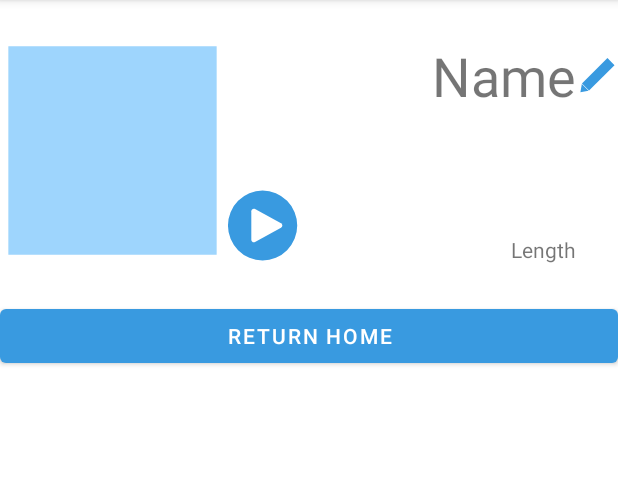
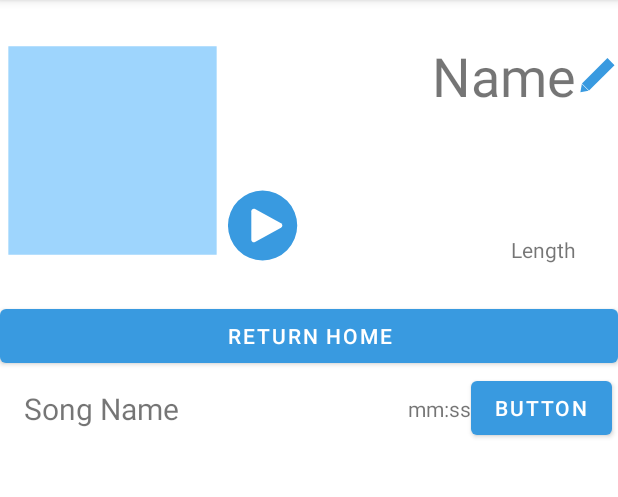
Before and after one commit to TristanStreich/GrooveMood, an Android app: the ViewPlaylistScreen screen opened directly, with no data from a screen before it, on a phone screen of 412 x 824 dp, the part 84-581 px from its top. Run offline under Robolectric (Android 15) with nearby library versions, the phone set to English and light mode, and no system bars; 5 statements that could not run were skipped.

Commit message:
made basic song bar

```diff
--- a/app/src/main/java/com/example/groovemood/MainActivity.java
+++ b/app/src/main/java/com/example/groovemood/MainActivity.java
@@ -140,42 +140,10 @@ public class MainActivity extends AppCompatActivity {
 
     //navigates to the ViewPlaylist Screen for the given playlist
     public void viewPlaylist(Playlist playlist){
-        //TODO
         Intent playlistScreenIntent = new Intent(this, ViewPlaylistScreen.class);
         startActivity(playlistScreenIntent);
 
         ViewPlaylistScreen.thisPlaylist = playlist;
     }
 
-    //opens the song options popup menu at the location of BUTTON
-    public void openSongOptions(View button){
-        openPopUp(button,R.menu.song_options_popup, new PopupMenu.OnMenuItemClickListener() {
-            @Override
-            public boolean onMenuItemClick(MenuItem menuItem) {
-                switch (menuItem.getItemId()){
-                    case R.id.queue:
-                        Toast.makeText(button.getContext(),
-                                "TODO: Queue Song", Toast.LENGTH_SHORT).show();
-                        return true;
-                    case R.id.removeSong:
-                        Toast.makeText(button.getContext(),
-                                "TODO: Remove Song", Toast.LENGTH_SHORT).show();
-                        return true;
-                    default:
-                        return false;
-                }
-            }
-        });
-    }
-
-    //Opens a pupup menu at the location of BUTTON.
-    //The popup menu is specified by ID
-    //The actions of the menu are specified by clickListener
-    public void openPopUp(View button, int ID, PopupMenu.OnMenuItemClickListener clickListener){
-        PopupMenu menu = new PopupMenu(this, button);
-        menu.inflate(ID);
-        menu.setOnMenuItemClickListener(clickListener);
-        menu.show();
-    }
-
 }
--- a/app/src/main/java/com/example/groovemood/Playlist.java
+++ b/app/src/main/java/com/example/groovemood/Playlist.java
@@ -1,4 +1,6 @@
 package com.example.groovemood;
+
+import android.widget.Toast;
 
 import java.util.ArrayList;
 import java.util.Collection;
--- a/app/src/main/java/com/example/groovemood/ViewPlaylistScreen.java
+++ b/app/src/main/java/com/example/groovemood/ViewPlaylistScreen.java
@@ -3,7 +3,12 @@ package com.example.groovemood;
 import androidx.appcompat.app.AppCompatActivity;
 
 import android.os.Bundle;
+import android.view.LayoutInflater;
+import android.view.MenuItem;
 import android.view.View;
+import android.widget.Button;
+import android.widget.LinearLayout;
+import android.widget.PopupMenu;
 import android.widget.TextView;
 import android.widget.Toast;
 
@@ -11,10 +16,13 @@ public class ViewPlaylistScreen extends AppCompatActivity {
 
     public static Playlist thisPlaylist;
 
+    public LinearLayout songContainer;
+
     @Override
     protected void onCreate(Bundle savedInstanceState) {
         super.onCreate(savedInstanceState);
         setContentView(R.layout.activity_view_playlist_screen);
+        songContainer = findViewById(R.id.songContainer);
 
         populate(thisPlaylist);
     }
@@ -22,8 +30,73 @@ public class ViewPlaylistScreen extends AppCompatActivity {
     public void populate(Playlist playlist) {
         ((TextView) findViewById(R.id.playlistName)).setText(playlist.getName());
         ((TextView) findViewById(R.id.playlistLength)).setText(playlist.getReadableLength());
+
+        for (Song song : playlist.getSongs()){
+            makeSongBar(song);
+        }
     }
 
+    public void makeSongBar(Song song){
+        View songBar = LayoutInflater.from(this).inflate(R.layout.song_bar,null);
+        songContainer.addView(songBar);
+
+        TextView nameText = songBar.findViewById(R.id.songName);
+        nameText.setText(song.getName());
+
+        TextView lengthText = songBar.findViewById(R.id.songLength);
+        lengthText.setText(song.getReadableLength());
+
+        //plays the song when clicked
+        songBar.setOnClickListener(new View.OnClickListener() {
+            @Override
+            public void onClick(View view) {
+                thisPlaylist.play(song);
+                Toast.makeText(songBar.getContext(),
+                        "TODO: Play " + song.getName() + " from " + thisPlaylist.getName(), Toast.LENGTH_SHORT).show();
+            }
+        });
+
+        //options song option pop up when clicked
+        Button songOptions = (Button) songBar.findViewById(R.id.songOptions);
+        songOptions.setOnClickListener(new View.OnClickListener() {
+            @Override
+            public void onClick(View view) {
+                openSongOptions(songOptions,song);
+            }
+        });
+    }
+
+
+    //opens the song options popup menu at the location of BUTTON
+    public void openSongOptions(View button, Song song){
+        openPopUp(button,R.menu.song_options_popup, new PopupMenu.OnMenuItemClickListener() {
+            @Override
+            public boolean onMenuItemClick(MenuItem menuItem) {
+                switch (menuItem.getItemId()){
+                    case R.id.queue:
+                        Toast.makeText(button.getContext(),
+                                "TODO: Queue " + song.getName(), Toast.LENGTH_SHORT).show();
+                        return true;
+                    case R.id.removeSong:
+                        Toast.makeText(button.getContext(),
+                                "TODO: Remove " + song.getName(), Toast.LENGTH_SHORT).show();
+                        return true;
+                    default:
+                        return false;
+                }
+            }
+        });
+    }
+
+    //Opens a pupup menu at the location of BUTTON.
+    //The popup menu is specified by ID
+    //The actions of the menu are specified by clickListener
+    public void openPopUp(View button, int ID, PopupMenu.OnMenuItemClickListener clickListener){
+        PopupMenu menu = new PopupMenu(this, button);
+        menu.inflate(ID);
+        menu.setOnMenuItemClickListener(clickListener);
+        menu.show();
+    }
 
     public void closePlaylistScreen(View button){
         finish();
--- a/app/src/main/res/layout/activity_view_playlist_screen.xml
+++ b/app/src/main/res/layout/activity_view_playlist_screen.xml
@@ -76,4 +76,15 @@
         android:text="Return Home"
         android:onClick="closePlaylistScreen"/>
 
+    <ScrollView
+        android:id="@+id/scrollView"
+        android:layout_width="fill_parent"
+        android:layout_height="wrap_content">
+        <LinearLayout
+            android:id="@+id/songContainer"
+            android:layout_width="match_parent"
+            android:layout_height="match_parent"
+            android:orientation="vertical"></LinearLayout>
+    </ScrollView>
+
 </LinearLayout>
--- /dev/null
+++ b/app/src/main/res/layout/song_bar.xml
@@ -0,0 +1,40 @@
+<?xml version="1.0" encoding="utf-8"?>
+<androidx.constraintlayout.widget.ConstraintLayout xmlns:android="http://schemas.android.com/apk/res/android"
+    xmlns:app="http://schemas.android.com/apk/res-auto"
+    xmlns:tools="http://schemas.android.com/tools"
+    android:layout_width="match_parent"
+    android:layout_height="50dp"
+    tools:context=".ViewPlaylistScreen">
+
+
+    <Button
+        android:id="@+id/songOptions"
+        android:layout_width="wrap_content"
+        android:layout_height="wrap_content"
+        android:layout_marginEnd="4dp"
+        android:text="Button"
+        app:layout_constraintBottom_toBottomOf="parent"
+        app:layout_constraintEnd_toEndOf="parent"
+        app:layout_constraintTop_toTopOf="parent" />
+
+    <TextView
+        android:id="@+id/songName"
+        android:layout_width="wrap_content"
+        android:layout_height="wrap_content"
+        android:layout_marginStart="16dp"
+        android:text="Song Name"
+        android:textSize="20sp"
+        app:layout_constraintBottom_toBottomOf="parent"
+        app:layout_constraintStart_toStartOf="parent"
+        app:layout_constraintTop_toTopOf="parent"
+        app:layout_constraintVertical_bias="0.521" />
+
+    <TextView
+        android:id="@+id/songLength"
+        android:layout_width="wrap_content"
+        android:layout_height="wrap_content"
+        android:text="mm:ss"
+        app:layout_constraintBottom_toBottomOf="parent"
+        app:layout_constraintEnd_toStartOf="@+id/songOptions"
+        app:layout_constraintTop_toTopOf="parent" />
+</androidx.constraintlayout.widget.ConstraintLayout>
```
